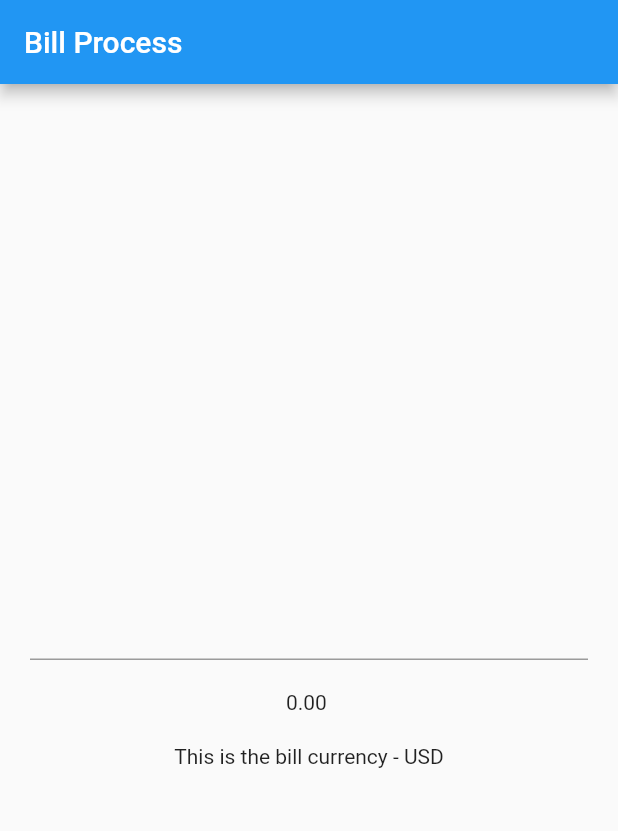
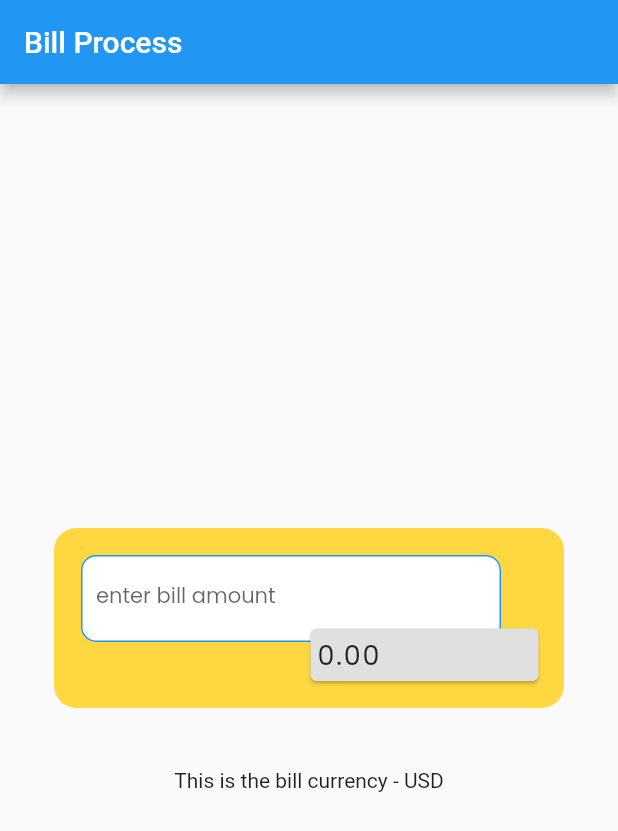
Before and after one commit to carlstep/my_user_input_2, a Flutter app: the screen it shows after launch, on a phone screen of 412 x 824 dp. Shown: the top 831 px of the screen. Run offline on Flutter 3.47's test engine with Material 2 defaults, Android fonts, the phone set to English and light mode, and no system bars; our stand-ins replace google_fonts.

Commit message:
styling for bill amount section

```diff
--- a/lib/main.dart
+++ b/lib/main.dart
@@ -1,4 +1,5 @@
 import 'package:flutter/material.dart';
+import 'package:google_fonts/google_fonts.dart';
 
 void main() {
   runApp(const MyApp());
@@ -37,12 +38,35 @@ class _BillProcessState extends State<BillProcess> {
         title: const Text('Bill Process'),
       ),
       body: Center(
+        child: SingleChildScrollView(
           child: Padding(
             padding: const EdgeInsets.all(20.0),
             child: Column(
               mainAxisAlignment: MainAxisAlignment.center,
               children: [
-              TextField(
+                Container(
+                  width: 340,
+                  height: 120,
+                  decoration: BoxDecoration(
+                    borderRadius: BorderRadius.circular(15),
+                    color: Colors.amberAccent,
+                  ),
+                  child: Padding(
+                    padding: const EdgeInsets.all(8.0),
+                    child: Stack(children: [
+                      Positioned(
+                        top: 10,
+                        left: 10,
+                        child: Padding(
+                          padding: const EdgeInsets.all(0.0),
+                          child: SizedBox(
+                            height: 80,
+                            width: 280,
+                            child: TextField(
+                              textAlign: TextAlign.start,
+                              textAlignVertical: TextAlignVertical.center,
+                              style: GoogleFonts.poppins(
+                                  fontSize: 28, fontWeight: FontWeight.w400),
                               // TODO - set a default value to 0
                               onChanged: (value) {
                                 setState(() {
@@ -59,22 +83,80 @@ class _BillProcessState extends State<BillProcess> {
                                 });
                               },
                               keyboardType:
-                    const TextInputType.numberWithOptions(decimal: true),
+                                  const TextInputType.numberWithOptions(
+                                      decimal: true),
                               controller: myController,
                               decoration: InputDecoration(
+                                contentPadding:
+                                    const EdgeInsets.fromLTRB(10, 5, 10, 5),
+                                filled: true,
+                                fillColor: Colors.white,
+                                enabledBorder: const OutlineInputBorder(
+                                  borderRadius: BorderRadius.all(
+                                    Radius.circular(10),
+                                  ),
+                                  borderSide: BorderSide(
+                                    color: Colors.blue,
+                                    width: 1,
+                                  ),
+                                ),
+                                labelText: 'enter bill amount',
+                                labelStyle: GoogleFonts.poppins(
+                                  fontSize: 14,
+                                  fontWeight: FontWeight.w400,
+                                ),
+                                border: const OutlineInputBorder(
+                                  borderRadius: BorderRadius.all(
+                                    Radius.circular(15),
+                                  ),
+                                ),
                                 suffix: IconButton(
                                   onPressed: () {
                                     myController.clear();
                                   },
-                    icon: Icon(Icons.clear),
+                                  icon: const Icon(Icons.clear),
                                 ),
+                              ),
+                            ),
+                          ),
+                        ),
+                      ),
+                      Positioned(
+                        top: 55,
+                        right: 5,
+                        child: Padding(
+                          padding: EdgeInsets.zero,
+                          child: SizedBox(
+                            //height: 50,
+                            width: 160,
+                            child: Card(
+                              color: Colors.grey[300],
+                              child: Center(
+                                child: Align(
+                                  alignment: Alignment.centerLeft,
+                                  child: Padding(
+                                    padding: const EdgeInsets.all(4),
+                                    child: Text(
+                                      '${billAmountConverted.toStringAsFixed(2)} $billCurrencyConverted',
+                                      style: GoogleFonts.poppins(
+                                        fontSize: 18,
+                                        fontWeight: FontWeight.w400,
+                                        letterSpacing: 1.2,
+                                      ),
+                                    ),
+                                  ),
+                                ),
+                              ),
+                            ),
+                          ),
+                        ),
+                      )
+                    ]),
                   ),
                 ),
                 const SizedBox(
                   height: 20,
                 ),
-              Text(
-                  '${billAmountConverted.toStringAsFixed(2)} $billCurrencyConverted'),
                 const SizedBox(
                   height: 20,
                 ),
@@ -83,6 +165,7 @@ class _BillProcessState extends State<BillProcess> {
             ),
           ),
         ),
+      ),
     );
   }
 }
--- a/pubspec.yaml
+++ b/pubspec.yaml
@@ -3,7 +3,7 @@ description: A new Flutter project.
 
 # The following line prevents the package from being accidentally published to
 # pub.dev using `flutter pub publish`. This is preferred for private packages.
-publish_to: 'none' # Remove this line if you wish to publish to pub.dev
+publish_to: "none" # Remove this line if you wish to publish to pub.dev
 
 # The following defines the version and build number for your application.
 # A version number is three numbers separated by dots, like 1.2.43
@@ -30,10 +30,10 @@ dependencies:
   flutter:
     sdk: flutter
 
-
   # The following adds the Cupertino Icons font to your application.
   # Use with the CupertinoIcons class for iOS style icons.
   cupertino_icons: ^1.0.2
+  google_fonts: ^3.0.1
 
 dev_dependencies:
   flutter_test:
@@ -51,7 +51,6 @@ dev_dependencies:
 
 # The following section is specific to Flutter packages.
 flutter:
-
   # The following line ensures that the Material Icons font is
   # included with your application, so that you can use the icons in
   # the material Icons class.
```
Also changed, not shown: pubspec.lock, 10 other files. Lines whose indentation alone changed are shown as unchanged.
